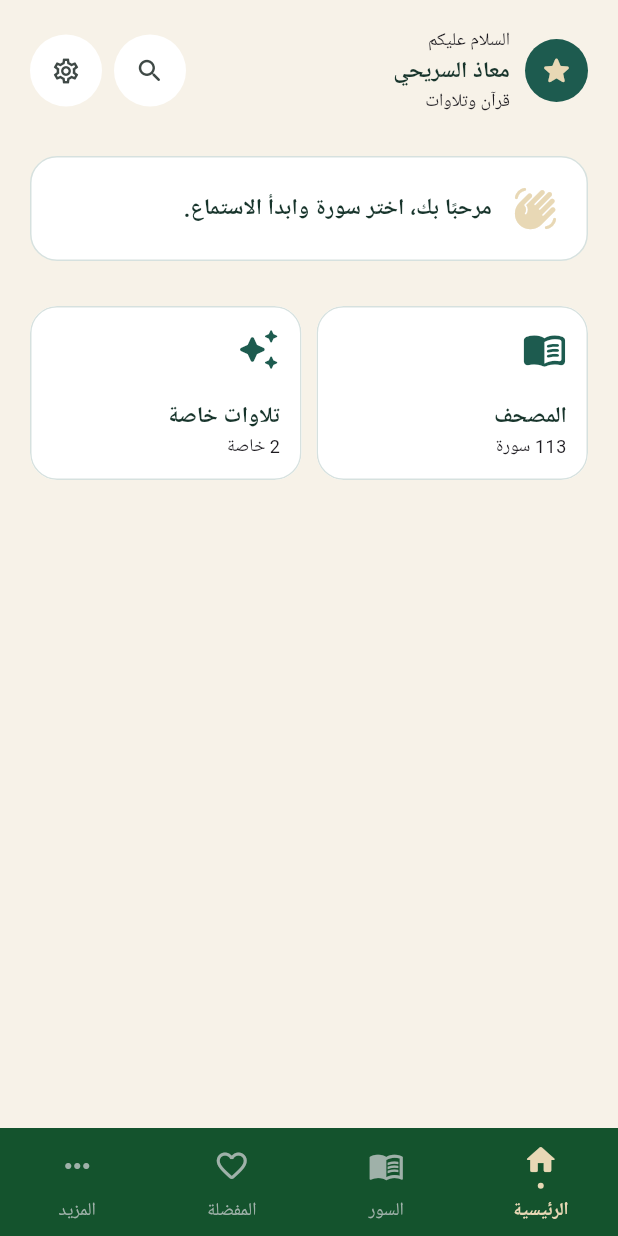
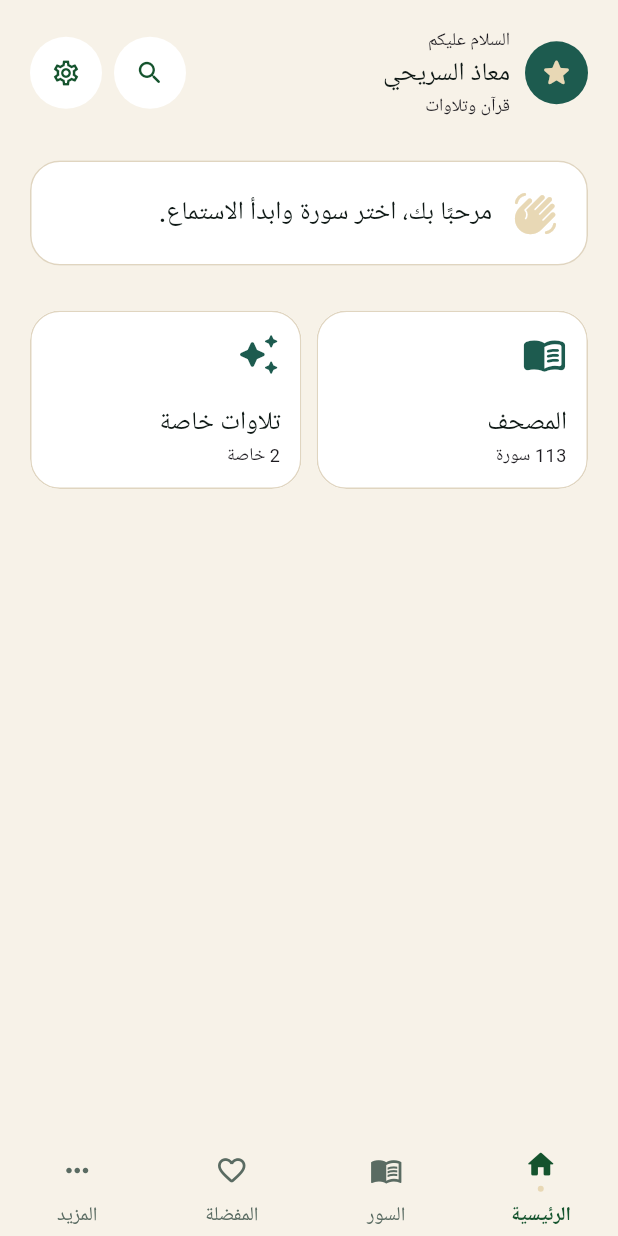
Before and after one commit to faresaltaifiit-code/muath_alsuraihi, a Flutter app: the screen it shows after launch, on a phone screen of 412 x 824 dp. Run offline on Flutter 3.47's test engine with Material 3 defaults, Android fonts, the phone set to English and light mode, and no system bars; our stand-ins replace audio_service, connectivity_plus, just_audio, share_plus, shared_preferences; missing offline and left inert: audio_session; network calls fail.

Commit message:
Define shared visual design tokens

```diff
--- a/lib/core/constants/app_colors.dart
+++ b/lib/core/constants/app_colors.dart
@@ -2,18 +2,22 @@ import 'package:flutter/material.dart';
 
 /// لوحة الألوان الأساسية للتطبيق.
 abstract final class AppColors {
+  // Shared accents
   static const forestGreen = Color(0xFF14532D);
   static const emerald = Color(0xFF1D5B4F);
-  static const gold = Color(0xFFC99A3E);
   static const softGold = Color(0xFFE8D8B5);
 
+  // Light palette
   static const lightBackground = Color(0xFFF7F2E8);
   static const lightSurface = Colors.white;
-  static const lightText = Color(0xFF17342B);
-  static const lightMutedText = Color(0xFF61716A);
+  static const lightBorder = Color(0xFFE0D5C0);
+  static const lightText = Color(0xFF0E1815);
+  static const lightMutedText = Color(0xFF5A6B62);
 
+  // Dark palette
   static const darkBackground = Color(0xFF081C15);
   static const darkSurface = Color(0xFF12372A);
+  static const darkSecondarySurface = Color(0xFF1D5B4F);
   static const darkText = Color(0xFFEEF2EE);
   static const darkMutedText = Color(0xFF9FB1A9);
 }
--- a/lib/core/theme/app_theme.dart
+++ b/lib/core/theme/app_theme.dart
@@ -9,6 +9,8 @@ abstract final class AppTheme {
         surface: AppColors.lightSurface,
         text: AppColors.lightText,
         mutedText: AppColors.lightMutedText,
+        accent: AppColors.forestGreen,
+        border: AppColors.lightBorder,
       );
 
   static ThemeData get dark => _theme(
@@ -17,6 +19,8 @@ abstract final class AppTheme {
         surface: AppColors.darkSurface,
         text: AppColors.darkText,
         mutedText: AppColors.darkMutedText,
+        accent: AppColors.softGold,
+        border: AppColors.darkSecondarySurface,
       );
 
   static ThemeData _theme({
@@ -25,12 +29,14 @@ abstract final class AppTheme {
     required Color surface,
     required Color text,
     required Color mutedText,
+    required Color accent,
+    required Color border,
   }) {
     final colorScheme = ColorScheme.fromSeed(
       seedColor: AppColors.emerald,
       brightness: brightness,
       primary: AppColors.forestGreen,
-      secondary: AppColors.gold,
+      secondary: accent,
       surface: surface,
     );
 
@@ -39,31 +45,31 @@ abstract final class AppTheme {
       displaySmall: baseTextTheme.displaySmall?.copyWith(
         color: text,
         fontSize: 30,
-        fontWeight: FontWeight.w700,
+        fontWeight: FontWeight.w600,
       ),
       headlineSmall: baseTextTheme.headlineSmall?.copyWith(
         color: text,
-        fontSize: 24,
-        fontWeight: FontWeight.w700,
+        fontSize: 28,
+        fontWeight: FontWeight.w600,
       ),
       titleLarge: baseTextTheme.titleLarge?.copyWith(
         color: text,
-        fontSize: 26,
-        fontWeight: FontWeight.w700,
+        fontSize: 20,
+        fontWeight: FontWeight.w500,
       ),
       titleMedium: baseTextTheme.titleMedium?.copyWith(
         color: text,
-        fontSize: 15,
-        fontWeight: FontWeight.w600,
+        fontSize: 17,
+        fontWeight: FontWeight.w500,
       ),
       bodyLarge: baseTextTheme.bodyLarge?.copyWith(
         color: text,
-        fontSize: 15,
+        fontSize: 14,
         height: 1.6,
       ),
       bodyMedium: baseTextTheme.bodyMedium?.copyWith(
         color: mutedText,
-        fontSize: 12,
+        fontSize: 13,
         height: 1.5,
       ),
     );
@@ -87,41 +93,44 @@ abstract final class AppTheme {
         elevation: 0,
         margin: EdgeInsets.zero,
         shape: RoundedRectangleBorder(
-          borderRadius: BorderRadius.circular(18),
-          side: BorderSide(color: AppColors.emerald.withValues(alpha: 0.18)),
+          borderRadius: BorderRadius.circular(20),
+          side: BorderSide(color: border, width: brightness == Brightness.dark ? .5 : 1),
         ),
       ),
       elevatedButtonTheme: ElevatedButtonThemeData(
         style: ElevatedButton.styleFrom(
           minimumSize: const Size.fromHeight(56),
-          backgroundColor: AppColors.forestGreen,
-          foregroundColor: Colors.white,
+          backgroundColor: accent,
+          foregroundColor: brightness == Brightness.dark ? AppColors.darkBackground : Colors.white,
           textStyle: textTheme.titleMedium,
           shape: RoundedRectangleBorder(
-          borderRadius: BorderRadius.circular(14),
+          borderRadius: BorderRadius.circular(20),
           ),
         ),
       ),
       navigationBarTheme: NavigationBarThemeData(
-        height: 72,
-        backgroundColor: AppColors.forestGreen,
+        height: 64,
+        backgroundColor: scaffoldBackground,
         indicatorColor: Colors.transparent,
+        elevation: 0,
+        surfaceTintColor: Colors.transparent,
         iconTheme: WidgetStateProperty.resolveWith((states) => IconThemeData(
               color: states.contains(WidgetState.selected)
-                  ? AppColors.softGold
-                  : AppColors.darkMutedText,
+                  ? accent
+                  : mutedText,
             )),
         labelTextStyle: WidgetStateProperty.resolveWith((states) => textTheme.bodySmall?.copyWith(
               color: states.contains(WidgetState.selected)
-                  ? AppColors.softGold
-                  : AppColors.darkMutedText,
-              fontWeight: states.contains(WidgetState.selected) ? FontWeight.w700 : FontWeight.w500,
+                  ? accent
+                  : mutedText,
+              fontWeight: states.contains(WidgetState.selected) ? FontWeight.w600 : FontWeight.w400,
             )),
       ),
       dividerTheme: DividerThemeData(
-        color: mutedText.withValues(alpha: 0.16),
+        color: border,
         space: 1,
       ),
+      iconTheme: IconThemeData(color: accent, size: 22),
     );
   }
 }
```
